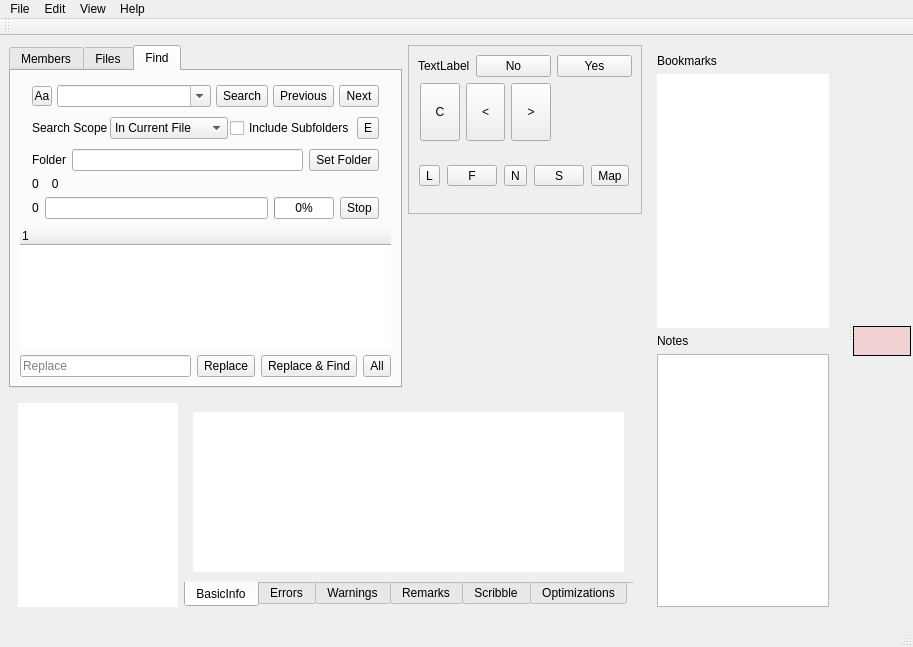
Before: the Qt Designer form mainwindow.ui in ic005k/Xiasl, drawn with Qt 5.
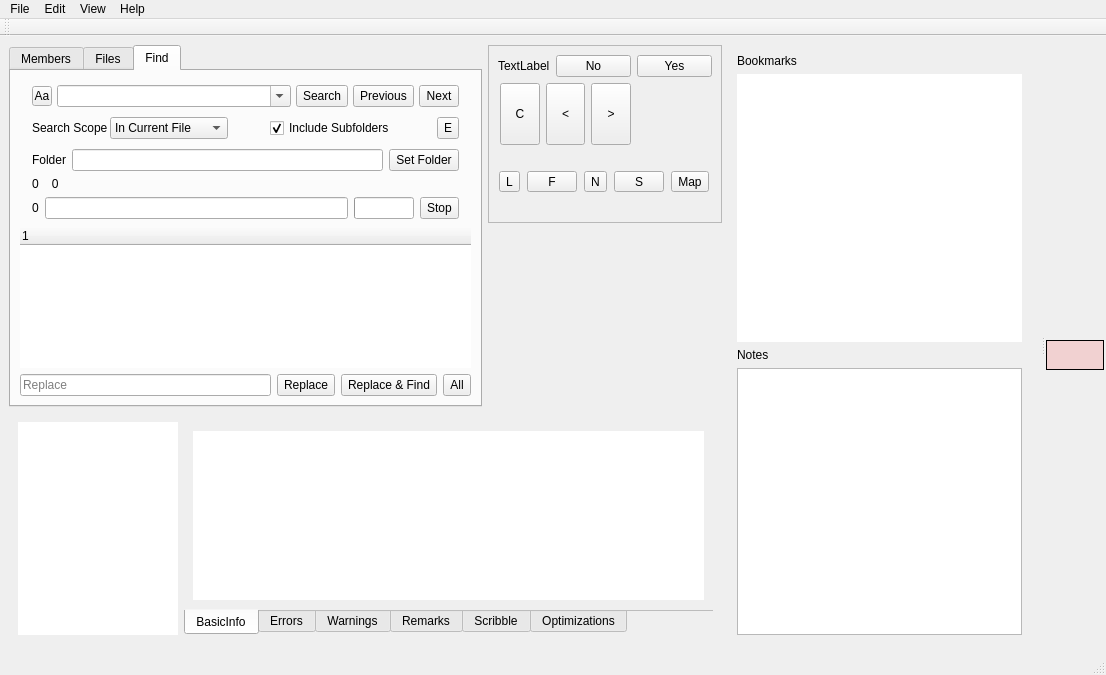
After: the same form once the commit is applied. The open tabs and pages were chosen to show the change. Icons and pictures are not drawn. Custom widgets are drawn as their Qt base class.

Diff of the .ui file:
```diff
--- a/mainwindow.ui
+++ b/mainwindow.ui
@@ -6,8 +6,8 @@
    <rect>
     <x>0</x>
     <y>0</y>
-    <width>913</width>
-    <height>647</height>
+    <width>1106</width>
+    <height>675</height>
    </rect>
   </property>
   <property name="windowTitle">
@@ -334,6 +334,9 @@
             <property name="text">
              <string>Include Subfolders</string>
             </property>
+            <property name="checked">
+             <bool>true</bool>
+            </property>
            </widget>
           </item>
           <item>
@@ -458,6 +461,9 @@
                <property name="value">
                 <number>0</number>
                </property>
+               <property name="textVisible">
+                <bool>false</bool>
+               </property>
               </widget>
              </item>
              <item>
@@ -1114,8 +1120,8 @@
     <rect>
      <x>0</x>
      <y>0</y>
-     <width>913</width>
-     <height>24</height>
+     <width>1106</width>
+     <height>30</height>
     </rect>
    </property>
    <widget class="QMenu" name="menu_File">
```
Left out of the diff: 2 changed lines with no effect on the pictures.
